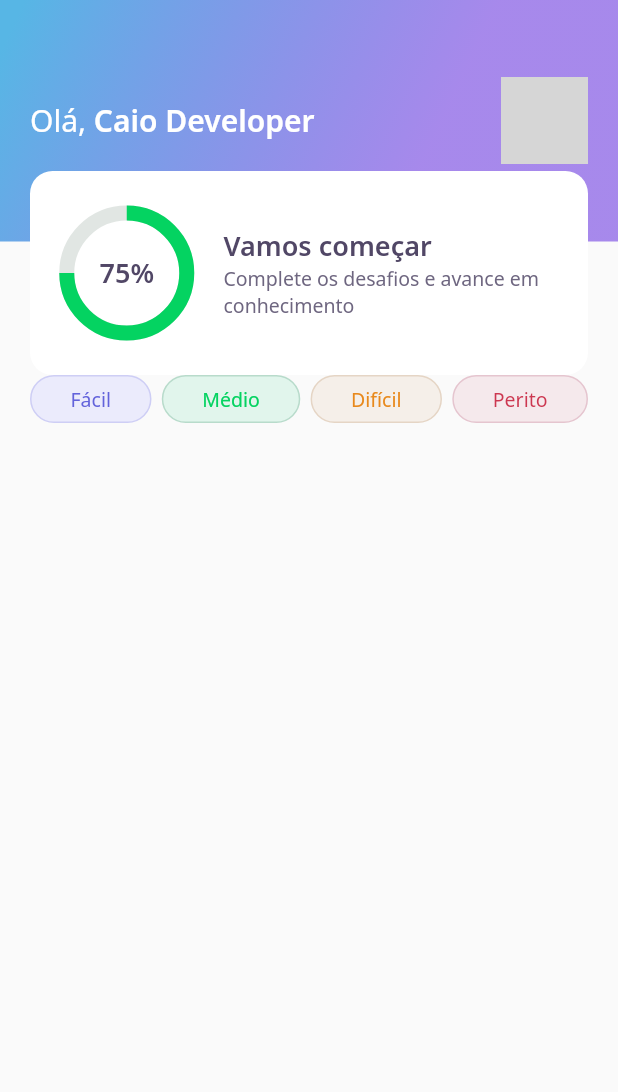
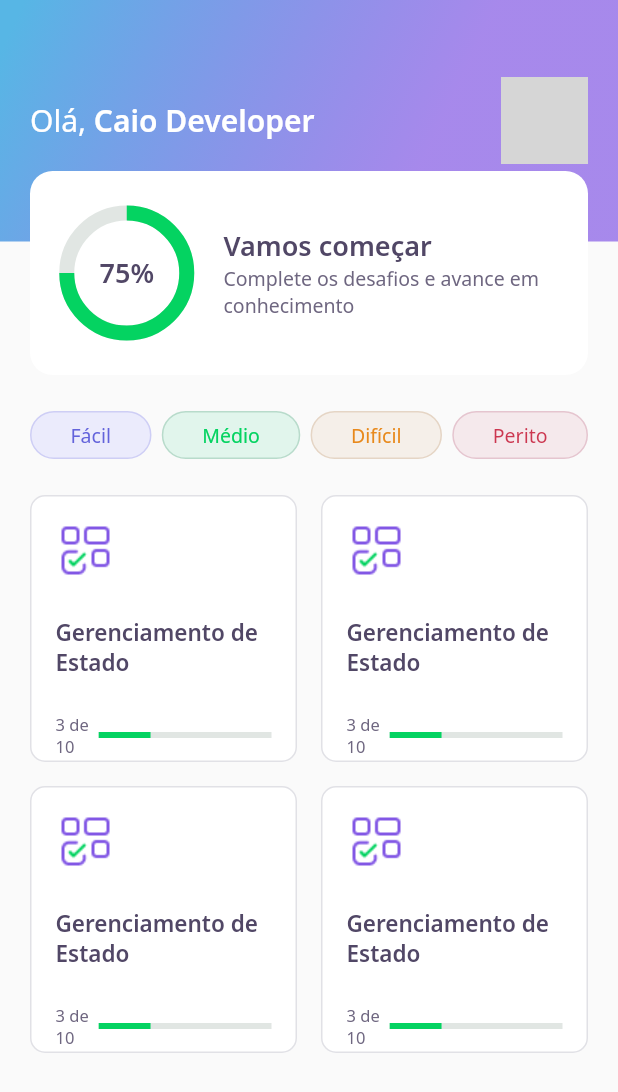
Before and after one commit to caiohenrique-developer/devquiz, a Flutter app: the screen it shows after launch, on a phone screen of 412 x 824 dp. Shown: the top 1092 px of the screen. Run offline on Flutter 3.47's test engine with Material 2 defaults, Android fonts, the phone set to English and light mode, and no system bars; our stand-ins replace google_fonts; network calls fail; grey boxes are pictures that could not be loaded.

Commit message:
:chart_with_upwards_trend: [ WIP ]: Developing QuizCardView - the cards of the quiz

```diff
--- a/lib/home/home_page.dart
+++ b/lib/home/home_page.dart
@@ -1,4 +1,5 @@
 import 'package:DevQuiz/home/widgets/appbar/app_bar_widget.dart';
+import 'package:DevQuiz/home/widgets/quiz_card/quiz_card_widgets.dart';
 import 'package:flutter/material.dart';
 
 import 'widgets/level_button/level_button_widget.dart';
@@ -17,6 +18,10 @@ class _HomePageState extends State<HomePage> {
       appBar: AppBarWidget(),
       body: Padding(
         padding: const EdgeInsets.symmetric(horizontal: 20),
+        child: Column(
+          children: [
+            Padding(
+              padding: const EdgeInsets.only(top: 24, bottom: 24),
               child: Row(
                 mainAxisAlignment: MainAxisAlignment.spaceBetween,
                 children: [
@@ -27,6 +32,22 @@ class _HomePageState extends State<HomePage> {
                 ],
               ),
             ),
+            Expanded(
+              child: GridView.count(
+                crossAxisSpacing: 16,
+                mainAxisSpacing: 16,
+                crossAxisCount: 2,
+                children: [
+                  QuizCardWidget(),
+                  QuizCardWidget(),
+                  QuizCardWidget(),
+                  QuizCardWidget(),
+                ],
+              ),
+            ),
+          ],
+        ),
+      ),
     );
   }
 }
--- /dev/null
+++ b/lib/home/widgets/quiz_card/quiz_card_widgets.dart
@@ -0,0 +1,49 @@
+import 'package:DevQuiz/core/core.dart';
+import 'package:flutter/material.dart';
+
+class QuizCardWidget extends StatelessWidget {
+  const QuizCardWidget({Key? key}) : super(key: key);
+
+  @override
+  Widget build(BuildContext context) {
+    return Container(
+      padding: const EdgeInsets.all(16),
+      decoration: BoxDecoration(
+        border: Border.fromBorderSide(
+          BorderSide(color: AppColors.border)
+        ),
+        color: AppColors.white,
+        borderRadius: BorderRadius.circular(10),
+      ),
+      child: Column(
+        crossAxisAlignment: CrossAxisAlignment.start,
+        children: [
+          Container(
+            width: 40,
+            height: 40,
+            child: Image.asset(AppImages.blocks),
+          ),
+          SizedBox(height: 24,),
+          Text("Gerenciamento de Estado", style: AppTextStyles.heading15),
+          SizedBox(height: 24,),
+          Row(
+            children: [
+              Expanded(
+                flex: 1,
+                child: Text("3 de 10", style: AppTextStyles.body11)
+              ),
+              Expanded(
+                flex: 4,
+                child: LinearProgressIndicator(
+                  value: 0.3,
+                  backgroundColor: AppColors.chartSecondary,
+                  valueColor: AlwaysStoppedAnimation<Color>(AppColors.chartPrimary),
+                ),
+              )
+            ],
+          )
+        ],
+      )
+    );
+  }
+}
```
Lines whose indentation alone changed are shown as unchanged.
